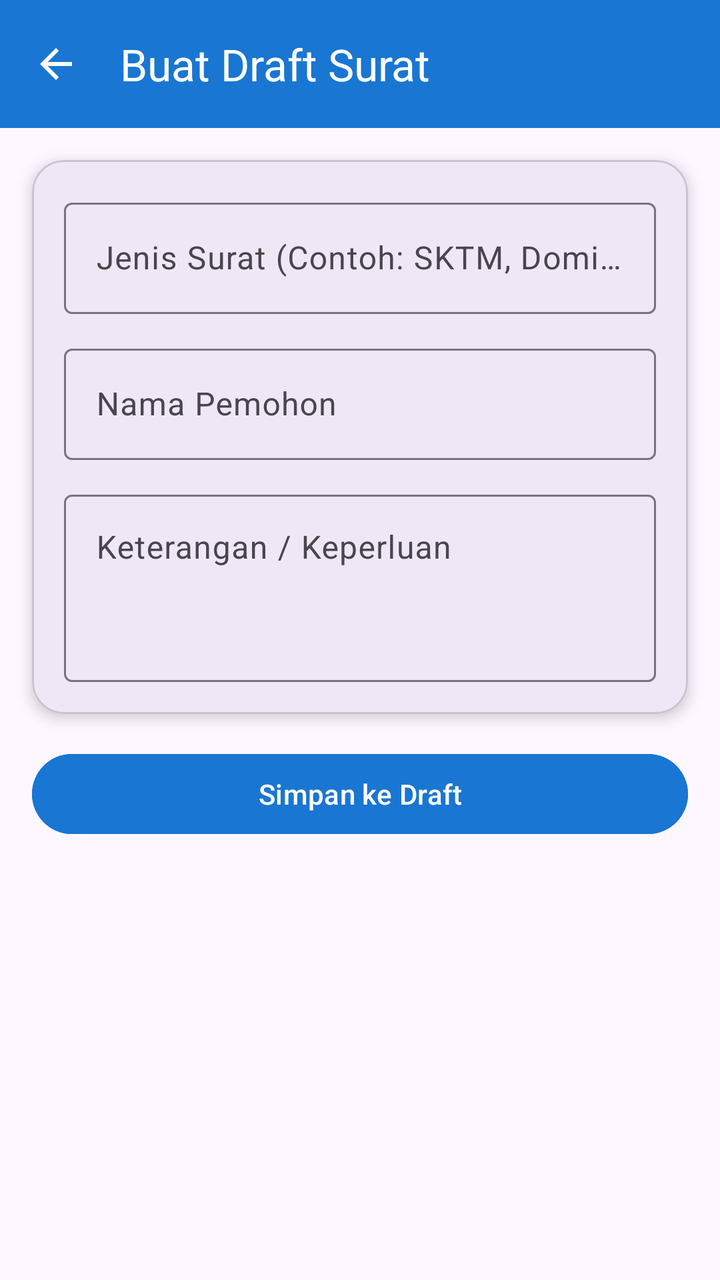
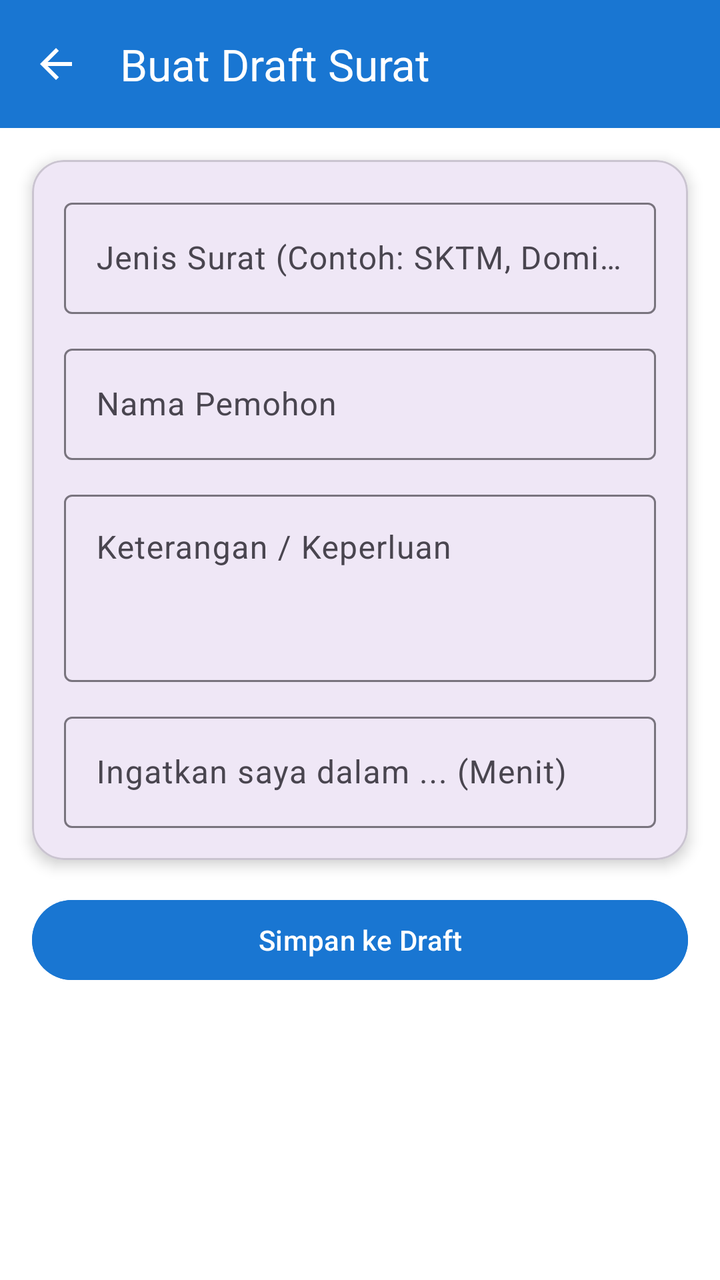

An Android layout rendered at two revisions. The XML below is the earlier revision; the diff shows what the commit changed to produce the second picture.
<!-- AndroidManifest.xml: application theme Theme.Faqihblackhawk -->
<!-- res/layout/activity_draft_form.xml -->
<?xml version="1.0" encoding="utf-8"?>
<androidx.constraintlayout.widget.ConstraintLayout
    xmlns:android="http://schemas.android.com/apk/res/android"
    xmlns:app="http://schemas.android.com/apk/res-auto"
    android:layout_width="match_parent"
    android:layout_height="match_parent">

    <androidx.appcompat.widget.Toolbar
        android:id="@+id/toolbar"
        android:layout_width="match_parent"
        android:layout_height="?attr/actionBarSize"
        android:background="@color/blue_dark"
        app:navigationIcon="@drawable/ic_arrow_back"
        app:title="Buat Draft Surat"
        app:titleTextColor="@android:color/white"
        app:layout_constraintTop_toTopOf="parent" />

    <com.google.android.material.card.MaterialCardView
        android:id="@+id/cardForm"
        android:layout_width="0dp"
        android:layout_height="wrap_content"
        android:layout_margin="16dp"
        app:cardCornerRadius="16dp"
        app:cardElevation="4dp"
        app:layout_constraintTop_toBottomOf="@id/toolbar"
        app:layout_constraintStart_toStartOf="parent"
        app:layout_constraintEnd_toEndOf="parent">

        <LinearLayout
            android:layout_width="match_parent"
            android:layout_height="wrap_content"
            android:padding="16dp"
            android:orientation="vertical">

            <com.google.android.material.textfield.TextInputLayout
                android:layout_width="match_parent"
                android:layout_height="wrap_content"
                android:hint="Jenis Surat (Contoh: SKTM, Domisili)">

                <com.google.android.material.textfield.TextInputEditText
                    android:id="@+id/etJenisSurat"
                    android:layout_width="match_parent"
                    android:layout_height="wrap_content" />
            </com.google.android.material.textfield.TextInputLayout>

            <com.google.android.material.textfield.TextInputLayout
                android:layout_width="match_parent"
                android:layout_height="wrap_content"
                android:hint="Nama Pemohon"
                android:layout_marginTop="12dp">

                <com.google.android.material.textfield.TextInputEditText
                    android:id="@+id/etNamaPemohon"
                    android:layout_width="match_parent"
                    android:layout_height="wrap_content" />
            </com.google.android.material.textfield.TextInputLayout>

            <com.google.android.material.textfield.TextInputLayout
                android:layout_width="match_parent"
                android:layout_height="wrap_content"
                android:hint="Keterangan / Keperluan"
                android:layout_marginTop="12dp">

                <com.google.android.material.textfield.TextInputEditText
                    android:id="@+id/etKeterangan"
                    android:layout_width="match_parent"
                    android:layout_height="wrap_content"
                    android:minLines="3"
                    android:gravity="top"
                    android:inputType="textMultiLine"/>
            </com.google.android.material.textfield.TextInputLayout>

        </LinearLayout>
    </com.google.android.material.card.MaterialCardView>

    <com.google.android.material.button.MaterialButton
        android:id="@+id/btnSaveDraft"
        android:layout_width="match_parent"
        android:layout_height="wrap_content"
        android:layout_margin="16dp"
        android:text="Simpan ke Draft"
        android:backgroundTint="@color/blue_dark"
        app:layout_constraintTop_toBottomOf="@id/cardForm"
        app:layout_constraintStart_toStartOf="parent"
        app:layout_constraintEnd_toEndOf="parent"/>

</androidx.constraintlayout.widget.ConstraintLayout>
<!-- resources referenced by this layout -->
<resources>
  <color name="blue_dark">#1976D2</color>
  <!-- drawable ic_arrow_back (drawable) -->
  <vector xmlns:android="http://schemas.android.com/apk/res/android" android:autoMirrored="true" android:height="24dp" android:tint="#FFFFFF" android:viewportHeight="960" android:viewportWidth="960" android:width="24dp">
        
      <path android:fillColor="@android:color/white" android:pathData="M313,520L537,744L480,800L160,480L480,160L537,216L313,440L800,440L800,520L313,520Z"/>
      
  </vector>
  <style name="Theme.Faqihblackhawk" parent="Base.Theme.Faqihblackhawk" />
  <style name="Base.Theme.Faqihblackhawk" parent="Theme.Material3.DayNight.NoActionBar">
          
          
      </style>
</resources>

<!-- the commit's change to res/layout/activity_draft_form.xml (unified diff, before → after) -->
@@ -3,7 +3,8 @@
     xmlns:android="http://schemas.android.com/apk/res/android"
     xmlns:app="http://schemas.android.com/apk/res-auto"
     android:layout_width="match_parent"
-    android:layout_height="match_parent">
+    android:layout_height="match_parent"
+    android:background="@android:color/white">
 
     <androidx.appcompat.widget.Toolbar
         android:id="@+id/toolbar"
@@ -70,6 +71,20 @@
                     android:inputType="textMultiLine"/>
             </com.google.android.material.textfield.TextInputLayout>
 
+            
+            <com.google.android.material.textfield.TextInputLayout
+                android:layout_width="match_parent"
+                android:layout_height="wrap_content"
+                android:hint="Ingatkan saya dalam ... (Menit)"
+                android:layout_marginTop="12dp">
+
+                <com.google.android.material.textfield.TextInputEditText
+                    android:id="@+id/etPengingatMenit"
+                    android:layout_width="match_parent"
+                    android:layout_height="wrap_content"
+                    android:inputType="number" />
+            </com.google.android.material.textfield.TextInputLayout>
+
         </LinearLayout>
     </com.google.android.material.card.MaterialCardView>
 
